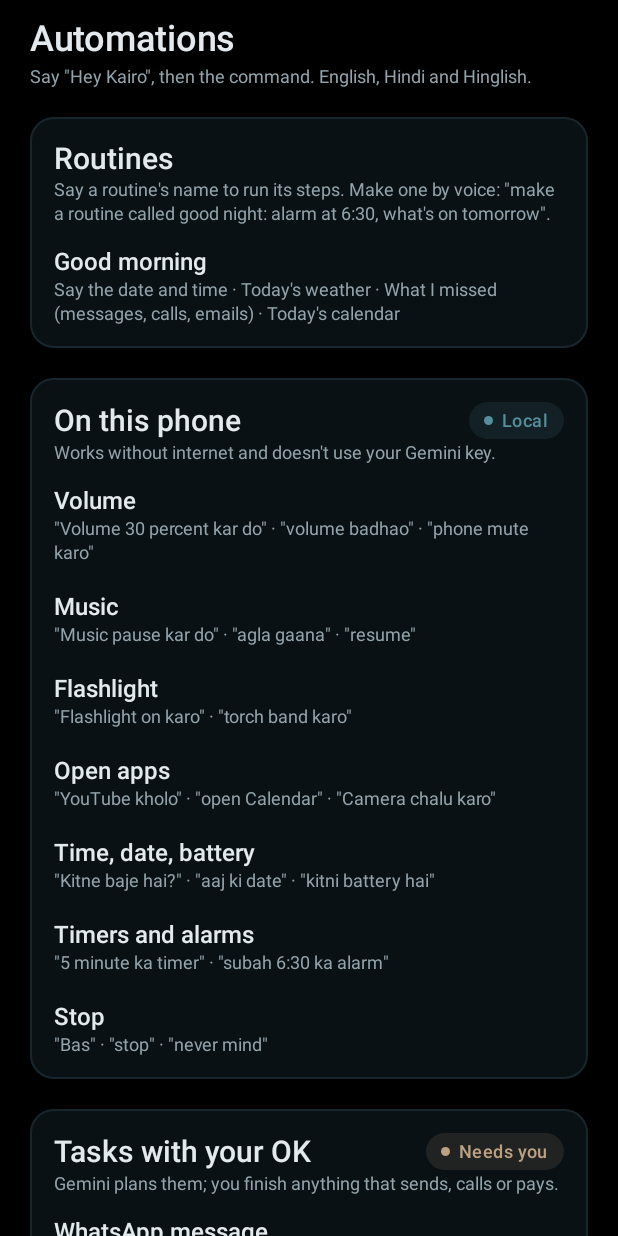
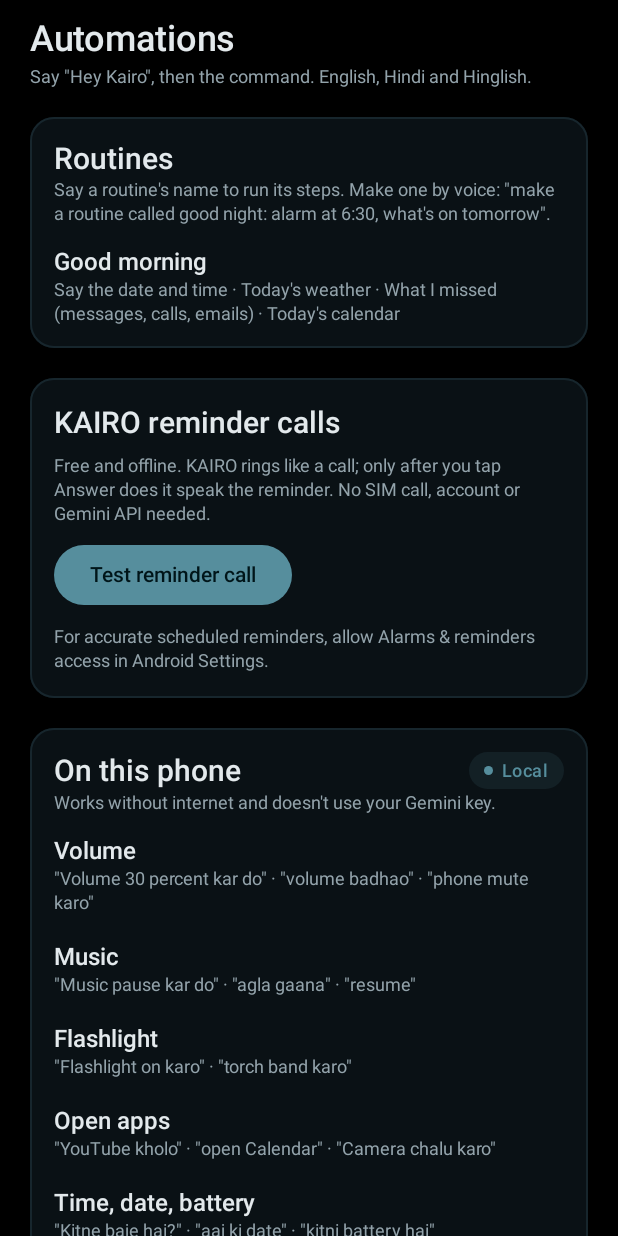
Before and after one commit to KAIRO-01/P1, an Android app built with Jetpack Compose: the composable AutomationsScreen shown on its own in the app's theme, on a phone screen of 412 x 824 dp. Run offline under Robolectric (Android 15) with nearby library versions, the phone set to English and light mode, and no system bars.

Commit message:
Add one-tap offline call reminder test and permission guidance to Automations

```diff
--- a/app/src/main/java/app/shilex/android/ui/AutomationsScreen.kt
+++ b/app/src/main/java/app/shilex/android/ui/AutomationsScreen.kt
@@ -18,6 +18,13 @@ import androidx.compose.ui.Modifier
 import androidx.compose.ui.graphics.Color
 import androidx.compose.ui.unit.dp
 import androidx.compose.material3.TextButton
+import androidx.compose.material3.Button
+import androidx.compose.material3.OutlinedButton
+import android.Manifest
+import android.os.Build
+import android.content.pm.PackageManager
+import androidx.core.content.ContextCompat
+import app.shilex.android.reminders.Reminders
 import androidx.compose.runtime.getValue
 import androidx.compose.runtime.mutableStateOf
 import androidx.compose.runtime.remember
@@ -78,6 +85,7 @@ fun AutomationsScreen() {
             )
         }
         Routines()
+        ReminderPreview()
         Group("On this phone", "Works without internet and doesn't use your Gemini key.", Accent, "Local", LOCAL)
         Group("Tasks with your OK", "Gemini plans them; you finish anything that sends, calls or pays.", Warning, "Needs you", TASKS)
         Group("With Gemini", "Needs internet; uses your Gemini key.", Warning, "Gemini", CLOUD)
@@ -126,3 +134,36 @@ private fun Group(title: String, detail: String, color: Color, badge: String, co
         commands.forEach { InfoRow(it.title, it.examples) }
     }
 }
+
+/** One-tap, offline end-to-end test of the Answer-to-speak call reminder. */
+@Composable
+private fun ReminderPreview() {
+    val context = LocalContext.current
+    val reminders = remember(context) { Reminders(context) }
+    var note by remember { mutableStateOf("") }
+    Section(null) {
+        Column(Modifier.padding(vertical = 12.dp), verticalArrangement = Arrangement.spacedBy(10.dp)) {
+            Text("KAIRO reminder calls", style = MaterialTheme.typography.titleLarge)
+            Text(
+                "Free and offline. KAIRO rings like a call; only after you tap Answer does it speak the reminder. No SIM call, account or Gemini API needed.",
+                style = MaterialTheme.typography.bodySmall,
+                color = Muted,
+            )
+            Button(onClick = {
+                val permitted = Build.VERSION.SDK_INT < Build.VERSION_CODES.TIRAMISU ||
+                    ContextCompat.checkSelfPermission(context, Manifest.permission.POST_NOTIFICATIONS) == PackageManager.PERMISSION_GRANTED
+                if (!permitted) {
+                    note = "Allow KAIRO notifications in Android Settings, then try again."
+                } else {
+                    reminders.testCall()
+                    note = "Test reminder triggered. Tap Answer on the call alert to hear the offline voice."
+                }
+            }) { Text("Test reminder call") }
+            if (!reminders.exact()) {
+                Text("For accurate scheduled reminders, allow Alarms & reminders access in Android Settings.",
+                    style = MaterialTheme.typography.bodySmall, color = Muted)
+            }
+            if (note.isNotEmpty()) Text(note, style = MaterialTheme.typography.bodySmall)
+        }
+    }
+}
```
